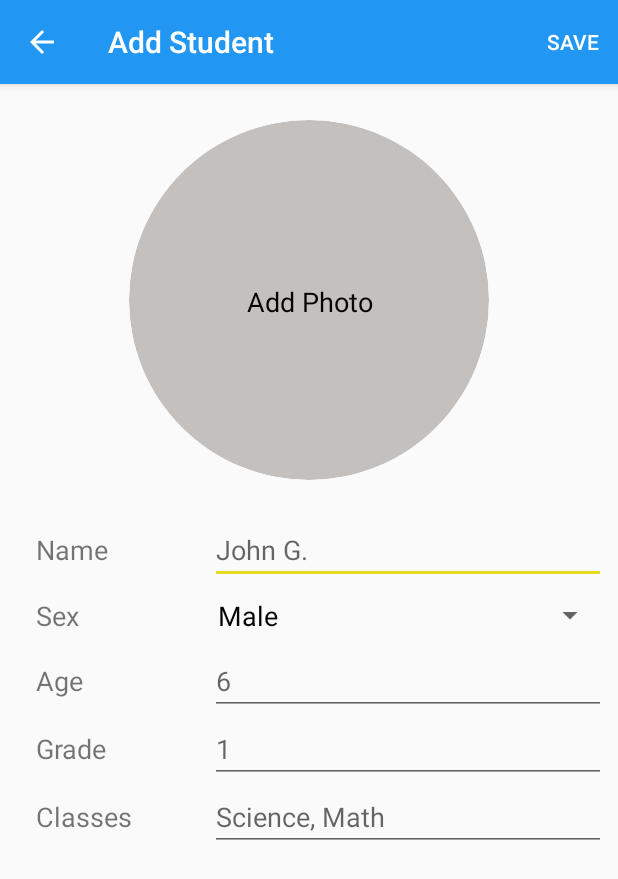
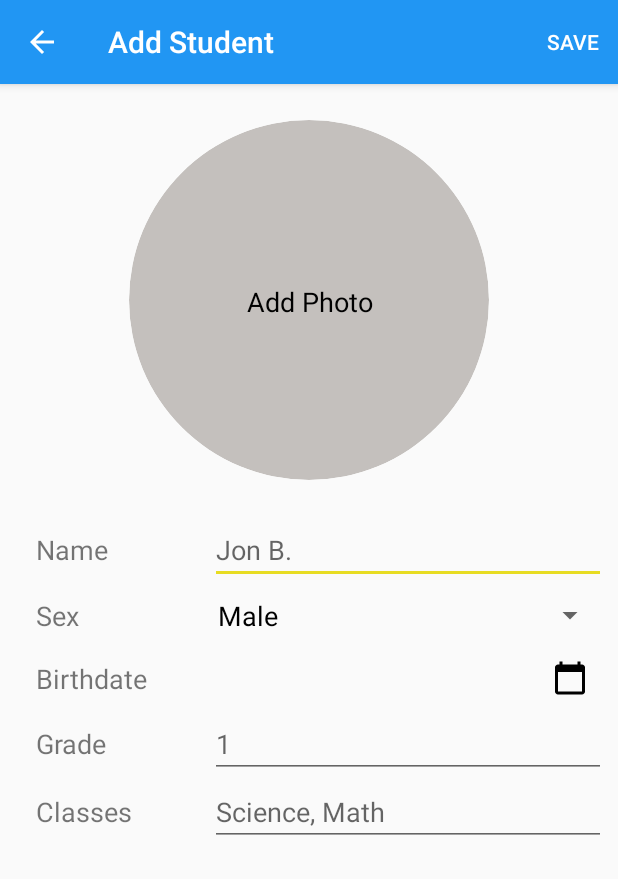
Before and after one commit to jonathan-barrera/Class-Scheduler, an Android app: the EditStudentInfo screen opened directly, with no data from a screen before it, on a phone screen of 412 x 824 dp. Shown: the top 879 px of the screen. Run offline under Robolectric (Android 15) with nearby library versions, the phone set to English and light mode, and no system bars; our stand-ins replace ButterKnife, CircleImageView, Firebase (no records; nobody signed in at launch, a user with empty details on screens opened directly), Timber.

Commit message:
Student Birthdate added

```diff
--- /dev/null
+++ b/app/src/main/res/drawable/ic_baseline_calendar_today_24px.xml
@@ -0,0 +1,9 @@
+<vector xmlns:android="http://schemas.android.com/apk/res/android"
+        android:width="24dp"
+        android:height="24dp"
+        android:viewportWidth="24.0"
+        android:viewportHeight="24.0">
+    <path
+        android:fillColor="#FF000000"
+        android:pathData="M20,3h-1L19,1h-2v2L7,3L7,1L5,1v2L4,3c-1.1,0 -2,0.9 -2,2v16c0,1.1 0.9,2 2,2h16c1.1,0 2,-0.9 2,-2L22,5c0,-1.1 -0.9,-2 -2,-2zM20,21L4,21L4,8h16v13z"/>
+</vector>
--- a/app/src/main/res/layout/activity_edit_student_info.xml
+++ b/app/src/main/res/layout/activity_edit_student_info.xml
@@ -74,8 +74,8 @@
             android:layout_width="0dp"
             android:layout_height="wrap_content"
             android:layout_weight="2"
+            android:hint="Jon B."
             android:inputType="textPersonName"
-            android:hint="John G."
             android:textSize="@dimen/student_edit_text_size" />
 
     </LinearLayout>
@@ -114,7 +114,7 @@
     <LinearLayout
         android:id="@+id/linearLayout4"
         android:layout_width="match_parent"
-        android:layout_height="wrap_content"
+        android:layout_height="@dimen/input_views_height"
         android:layout_marginEnd="8dp"
         android:layout_marginLeft="8dp"
         android:layout_marginRight="8dp"
@@ -128,19 +128,38 @@
             android:id="@+id/student_age_label"
             android:layout_width="0dp"
             android:layout_height="wrap_content"
+            android:layout_gravity="center_vertical"
             android:layout_weight="1"
             android:paddingStart="16dp"
-            android:text="Age"
+            android:text="Birthdate"
             android:textSize="@dimen/label_text_size" />
 
-        <EditText
-            android:id="@+id/student_age_edit_text"
+        <RelativeLayout
+            android:id="@+id/student_birthdate_relative_layout"
             android:layout_width="0dp"
-            android:layout_height="wrap_content"
+            android:layout_height="match_parent"
             android:layout_weight="2"
-            android:inputType="number"
-            android:hint="6"
-            android:textSize="@dimen/student_edit_text_size" />
+            android:onClick="openDatePicker">
+
+            <TextView
+                android:id="@+id/student_birthdate_text_view"
+                android:paddingLeft="4dp"
+                android:textSize="@dimen/label_text_size"
+                tools:text="August 13, 1991"
+                android:layout_width="wrap_content"
+                android:layout_height="wrap_content"
+                android:layout_centerVertical="true"/>
+
+            <ImageView
+                android:layout_width="wrap_content"
+                android:layout_height="wrap_content"
+                android:layout_alignParentEnd="true"
+                android:layout_centerVertical="true"
+                android:paddingEnd="12dp"
+                android:scaleType="fitEnd"
+                app:srcCompat="@drawable/ic_baseline_calendar_today_24px" />
+
+        </RelativeLayout>
 
     </LinearLayout>
 
@@ -171,8 +190,8 @@
             android:layout_width="0dp"
             android:layout_height="wrap_content"
             android:layout_weight="2"
+            android:hint="1"
             android:inputType="number"
-            android:hint="1"
             android:textSize="@dimen/student_edit_text_size" />
     </LinearLayout>
 
@@ -202,16 +221,15 @@
             android:layout_width="0dp"
             android:layout_height="wrap_content"
             android:layout_weight="2"
+            android:hint="Science, Math"
             android:inputType="textMultiLine"
             android:maxLines="3"
-            android:hint="Science, Math"
             android:textSize="@dimen/student_edit_text_size" />
 
     </LinearLayout>
 
     <ProgressBar
         android:id="@+id/saving_student_progress_bar"
-        android:visibility="gone"
         style="?android:attr/progressBarStyle"
         android:layout_width="wrap_content"
         android:layout_height="wrap_content"
@@ -219,6 +237,7 @@
         android:layout_marginEnd="8dp"
         android:layout_marginStart="8dp"
         android:layout_marginTop="8dp"
+        android:visibility="gone"
         app:layout_constraintBottom_toBottomOf="parent"
         app:layout_constraintEnd_toEndOf="parent"
         app:layout_constraintStart_toStartOf="parent"
--- a/app/src/main/res/layout/activity_student_profile.xml
+++ b/app/src/main/res/layout/activity_student_profile.xml
@@ -138,7 +138,7 @@
             android:layout_height="wrap_content"
             android:layout_weight="1"
             android:paddingStart="16dp"
-            android:text="Age"
+            android:text="Birthdate"
             android:textSize="@dimen/label_text_size" />
 
         <TextView
--- a/app/src/main/res/values/colors.xml
+++ b/app/src/main/res/values/colors.xml
@@ -3,4 +3,5 @@
     <color name="colorPrimary">#2196F3</color>
     <color name="colorPrimaryDark">#1976D2</color>
     <color name="colorAccent">#e7dc22</color>
+    <color name="colorPrimaryLight">#64B5F6</color>
 </resources>
--- a/build.gradle
+++ b/build.gradle
@@ -8,7 +8,7 @@ buildscript {
     }
     dependencies {
         classpath 'com.android.tools.build:gradle:3.1.2'
-        classpath 'com.google.gms:google-services:4.0.0'
+        classpath 'com.google.gms:google-services:4.0.1'
 
         // NOTE: Do not place your application dependencies here; they belong
         // in the individual module build.gradle files
```
Also changed, not shown: app/build.gradle (+6 -1 lines), app/src/main/java/com/example/android/classscheduler/DateUtils.java (added, +67 -0 lines), app/src/main/java/com/example/android/classscheduler/EditStudentInfo.java (+87 -26 lines), app/src/main/java/com/example/android/classscheduler/Model/Student.java (+7 -7 lines), app/src/main/java/com/example/android/classscheduler/StudentAdapter.java (deleted, +0 -125 lines), app/src/main/java/com/example/android/classscheduler/StudentListActivity.java (+131 -68 lines), app/src/main/java/com/example/android/classscheduler/StudentProfile.java (+6 -3 lines), app/src/main/java/com/example/android/classscheduler/ViewHolder.java (added, +35 -0 lines), app/src/main/res/drawable/ic_baseline_search_24px.xml (added, +9 -0 lines), app/src/main/res/menu/student_list_menu.xml (added, +10 -0 lines).
